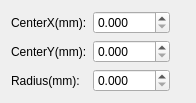
Above: ShrikeDxf/CircleAttributeWidget.ui from whisper512/ShrikeDxf-V0.1 before the change. Below: the same form after it.
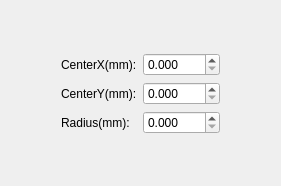
That is the form after the change.

What changed in the file:
```diff
--- a/ShrikeDxf/CircleAttributeWidget.ui
+++ b/ShrikeDxf/CircleAttributeWidget.ui
@@ -6,15 +6,15 @@
    <rect>
     <x>0</x>
     <y>0</y>
-    <width>196</width>
-    <height>94</height>
+    <width>281</width>
+    <height>186</height>
    </rect>
   </property>
   <property name="windowTitle">
    <string>CCircleAttributeWidget</string>
   </property>
-  <layout class="QFormLayout" name="formLayout">
-   <item row="0" column="0">
+  <layout class="QGridLayout" name="gridLayout">
+   <item row="1" column="1">
     <layout class="QHBoxLayout" name="horizontalLayout">
      <item>
       <layout class="QVBoxLayout" name="verticalLayout">
@@ -104,6 +104,58 @@
      </item>
     </layout>
    </item>
+   <item row="2" column="1">
+    <spacer name="verticalSpacer">
+     <property name="orientation">
+      <enum>Qt::Orientation::Vertical</enum>
+     </property>
+     <property name="sizeHint" stdset="0">
+      <size>
+       <width>20</width>
+       <height>40</height>
+      </size>
+     </property>
+    </spacer>
+   </item>
+   <item row="1" column="0">
+    <spacer name="horizontalSpacer_2">
+     <property name="orientation">
+      <enum>Qt::Orientation::Horizontal</enum>
+     </property>
+     <property name="sizeHint" stdset="0">
+      <size>
+       <width>40</width>
+       <height>20</height>
+      </size>
+     </property>
+    </spacer>
+   </item>
+   <item row="1" column="2">
+    <spacer name="horizontalSpacer">
+     <property name="orientation">
+      <enum>Qt::Orientation::Horizontal</enum>
+     </property>
+     <property name="sizeHint" stdset="0">
+      <size>
+       <width>40</width>
+       <height>20</height>
+      </size>
+     </property>
+    </spacer>
+   </item>
+   <item row="0" column="1">
+    <spacer name="verticalSpacer_2">
+     <property name="orientation">
+      <enum>Qt::Orientation::Vertical</enum>
+     </property>
+     <property name="sizeHint" stdset="0">
+      <size>
+       <width>20</width>
+       <height>40</height>
+      </size>
+     </property>
+    </spacer>
+   </item>
   </layout>
  </widget>
  <layoutdefault spacing="6" margin="11"/>
```
